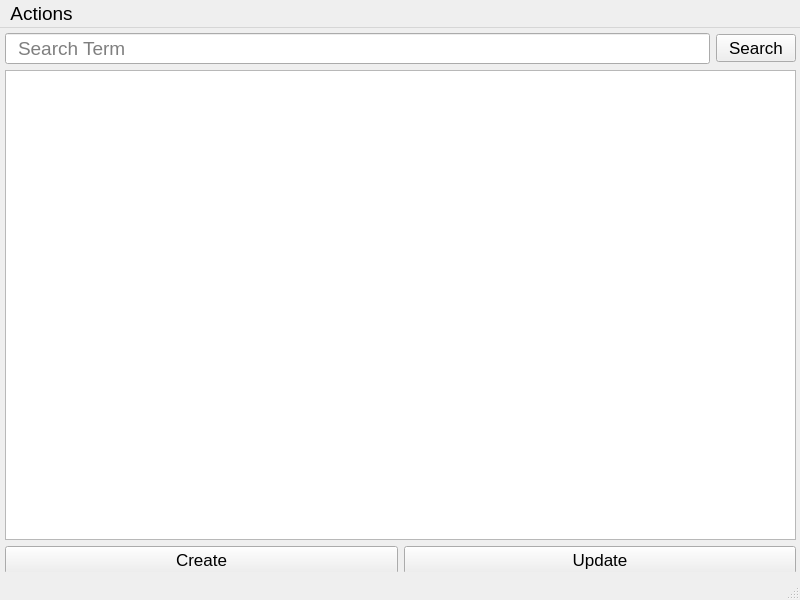
Qt form Views/form.ui (dattali18/WindowsSystem-Frontend) before a commit.
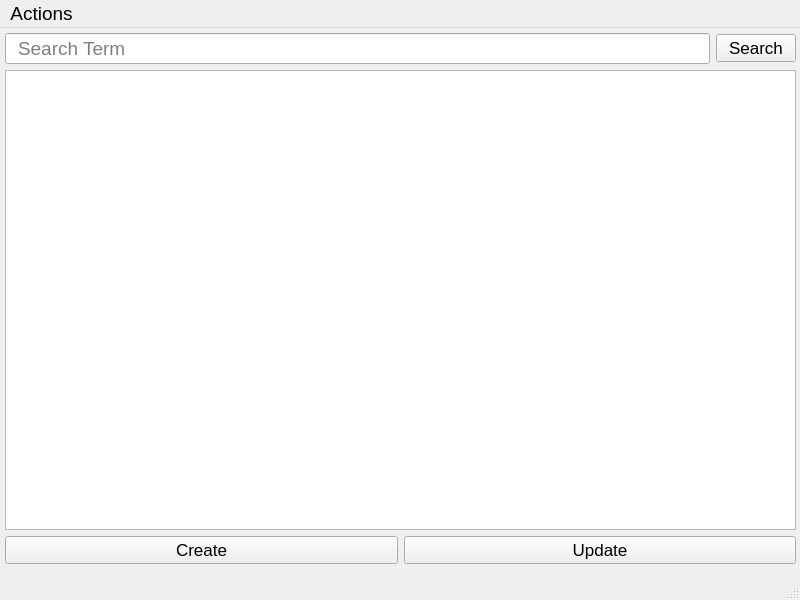
The same form after that commit. Icons and pictures are not drawn.

The edit to the form file:
```diff
--- a/Views/form.ui
+++ b/Views/form.ui
@@ -43,7 +43,7 @@
       <x>0</x>
       <y>0</y>
       <width>801</width>
-      <height>551</height>
+      <height>541</height>
      </rect>
     </property>
     <layout class="QVBoxLayout" name="verticalLayout">
```
